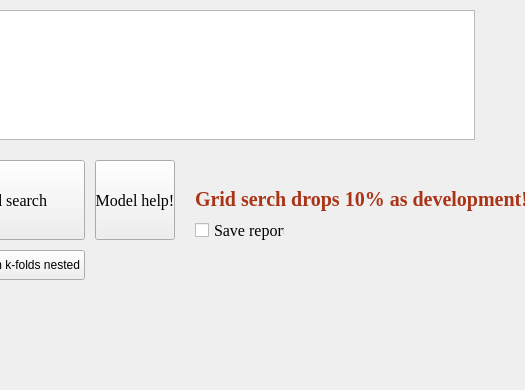
Before: the Qt Designer form GUI_3.ui in shaizae/GUI, drawn with Qt 5; both pictures show x 275 to 800 and y 0 to 390 of the 800 by 600 pixel window.
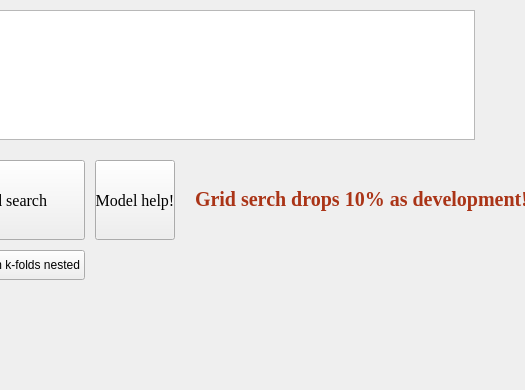
After: the same form once the commit is applied. Icons and pictures are not drawn.

Diff of the .ui file:
```diff
--- a/GUI_3.ui
+++ b/GUI_3.ui
@@ -180,25 +180,6 @@
      <string>Model help!</string>
     </property>
    </widget>
-   <widget class="QCheckBox" name="save_report">
-    <property name="geometry">
-     <rect>
-      <x>470</x>
-      <y>220</y>
-      <width>90</width>
-      <height>20</height>
-     </rect>
-    </property>
-    <property name="font">
-     <font>
-      <family>Times New Roman</family>
-      <pointsize>12</pointsize>
-     </font>
-    </property>
-    <property name="text">
-     <string>Save report</string>
-    </property>
-   </widget>
    <widget class="QPushButton" name="K_folds_nested_btn">
     <property name="geometry">
      <rect>
```
